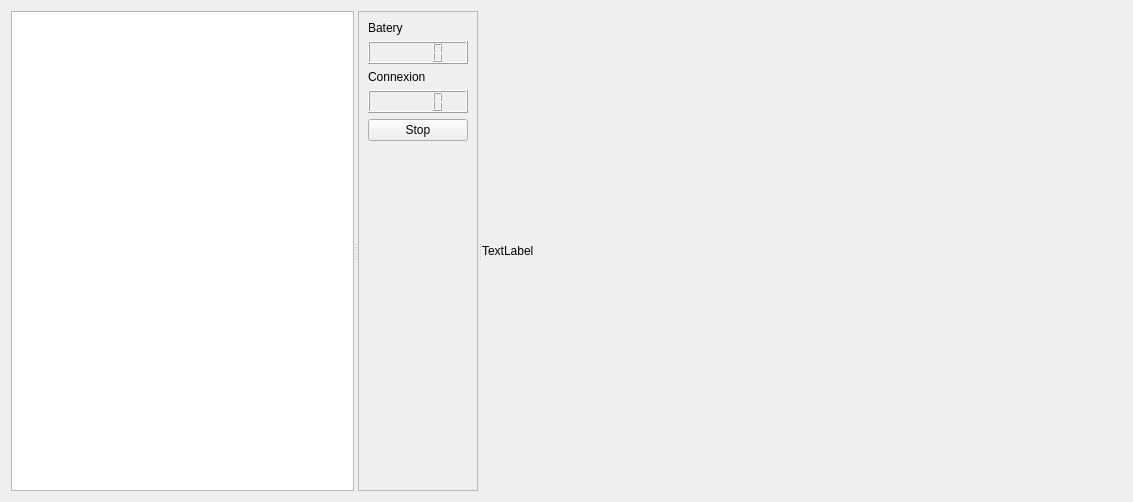
Old version of the form pioneer/pioneer_controller/src/mainUI.ui in the repository jperezkz/Robotica-avanzada.
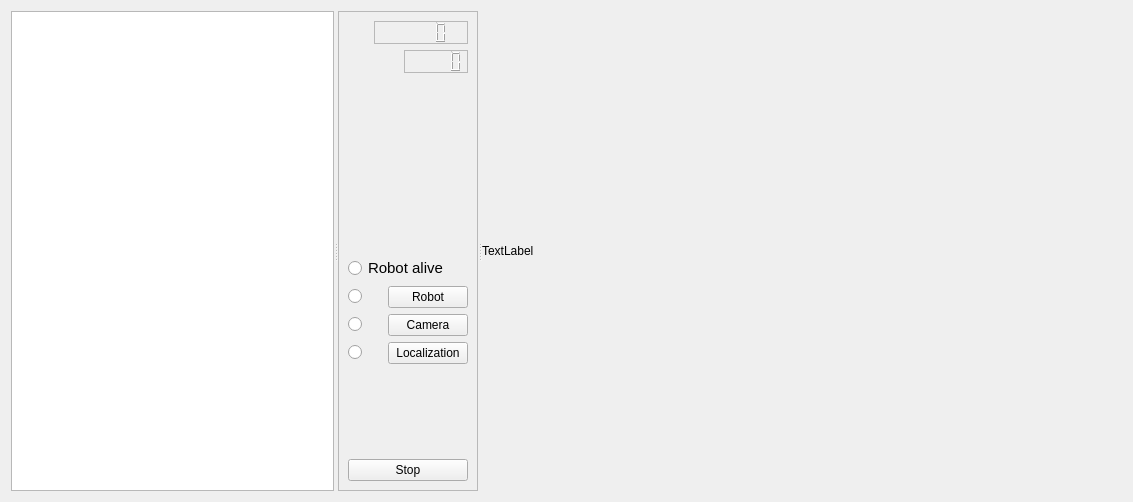
New version of the form. Icons and pictures are not drawn.

The edit to the form file:
```diff
--- a/pioneer/pioneer_controller/src/mainUI.ui
+++ b/pioneer/pioneer_controller/src/mainUI.ui
@@ -23,7 +23,7 @@
      <widget class="QFrame" name="frame_2">
       <property name="maximumSize">
        <size>
-        <width>120</width>
+        <width>140</width>
         <height>16777215</height>
        </size>
       </property>
@@ -33,69 +33,206 @@
       <property name="frameShadow">
        <enum>QFrame::Raised</enum>
       </property>
-      <layout class="QVBoxLayout" name="verticalLayout_2">
+      <layout class="QVBoxLayout" name="verticalLayout">
        <item>
-        <widget class="QLabel" name="label">
-         <property name="text">
-          <string>Batery</string>
+        <layout class="QHBoxLayout" name="horizontalLayout_5">
+         <property name="sizeConstraint">
+          <enum>QLayout::SetMinimumSize</enum>
          </property>
-        </widget>
+         <item>
+          <widget class="QLabel" name="label">
+           <property name="sizePolicy">
+            <sizepolicy hsizetype="Minimum" vsizetype="Preferred">
+             <horstretch>0</horstretch>
+             <verstretch>0</verstretch>
+            </sizepolicy>
+           </property>
+           <property name="maximumSize">
+            <size>
+             <width>20</width>
+             <height>16777215</height>
+            </size>
+           </property>
+           <property name="text">
+            <string/>
+           </property>
+           <property name="pixmap">
+            <pixmap resource="../../../etc/resources/resources.qrc">:/icons/battery.png</pixmap>
+           </property>
+           <property name="scaledContents">
+            <bool>true</bool>
+           </property>
+          </widget>
+         </item>
+         <item>
+          <widget class="QLCDNumber" name="bat_lcdnumber">
+           <property name="font">
+            <font>
+             <pointsize>14</pointsize>
+             <strikeout>false</strikeout>
+            </font>
+           </property>
+           <property name="frameShape">
+            <enum>QFrame::StyledPanel</enum>
+           </property>
+           <property name="frameShadow">
+            <enum>QFrame::Sunken</enum>
+           </property>
+          </widget>
+         </item>
+        </layout>
        </item>
        <item>
-        <layout class="QVBoxLayout" name="verticalLayout">
+        <layout class="QHBoxLayout" name="horizontalLayout_6">
+         <property name="sizeConstraint">
+          <enum>QLayout::SetMinimumSize</enum>
+         </property>
          <item>
-          <layout class="QHBoxLayout" name="horizontalLayout">
-           <item>
-            <widget class="QLCDNumber" name="lcdNumber_bat">
-             <property name="font">
-              <font>
-               <pointsize>12</pointsize>
-               <strikeout>true</strikeout>
-              </font>
-             </property>
-            </widget>
-           </item>
-          </layout>
+          <widget class="QLabel" name="label_2">
+           <property name="text">
+            <string/>
+           </property>
+           <property name="pixmap">
+            <pixmap resource="../../../etc/resources/resources.qrc">:/icons/wifi.jpeg</pixmap>
+           </property>
+           <property name="scaledContents">
+            <bool>true</bool>
+           </property>
+          </widget>
          </item>
+         <item>
+          <widget class="QLCDNumber" name="rssi_lcdnumber">
+           <property name="font">
+            <font>
+             <pointsize>14</pointsize>
+             <strikeout>false</strikeout>
+            </font>
+           </property>
+           <property name="frameShape">
+            <enum>QFrame::StyledPanel</enum>
+           </property>
+           <property name="frameShadow">
+            <enum>QFrame::Sunken</enum>
+           </property>
+          </widget>
+         </item>
         </layout>
        </item>
        <item>
-        <widget class="QLabel" name="label_2">
-         <property name="text">
-          <string>Connexion</string>
+        <spacer name="verticalSpacer_3">
+         <property name="orientation">
+          <enum>Qt::Vertical</enum>
          </property>
-        </widget>
+         <property name="sizeHint" stdset="0">
+          <size>
+           <width>20</width>
+           <height>40</height>
+          </size>
+         </property>
+        </spacer>
        </item>
        <item>
-        <widget class="QLCDNumber" name="con">
+        <spacer name="verticalSpacer_2">
+         <property name="orientation">
+          <enum>Qt::Vertical</enum>
+         </property>
+         <property name="sizeHint" stdset="0">
+          <size>
+           <width>20</width>
+           <height>40</height>
+          </size>
+         </property>
+        </spacer>
+       </item>
+       <item>
+        <widget class="QRadioButton" name="radioButton_alive">
          <property name="font">
           <font>
-           <pointsize>12</pointsize>
-           <strikeout>true</strikeout>
+           <pointsize>11</pointsize>
           </font>
          </property>
+         <property name="text">
+          <string>Robot alive</string>
+         </property>
         </widget>
        </item>
+       <item>
+        <layout class="QHBoxLayout" name="horizontalLayout_2">
+         <item>
+          <widget class="QRadioButton" name="radioButton_start_robot">
+           <property name="text">
+            <string/>
+           </property>
+          </widget>
+         </item>
+         <item>
+          <widget class="QPushButton" name="pushButton_start_robot">
+           <property name="text">
+            <string>Robot</string>
+           </property>
+          </widget>
+         </item>
+        </layout>
+       </item>
+       <item>
+        <layout class="QHBoxLayout" name="horizontalLayout_3">
+         <item>
+          <widget class="QRadioButton" name="radioButton_start_camera">
+           <property name="text">
+            <string/>
+           </property>
+          </widget>
+         </item>
+         <item>
+          <widget class="QPushButton" name="pushButton_start_camera">
+           <property name="text">
+            <string>Camera</string>
+           </property>
+          </widget>
+         </item>
+        </layout>
+       </item>
+       <item>
+        <layout class="QHBoxLayout" name="horizontalLayout_4">
+         <item>
+          <widget class="QRadioButton" name="radioButton_start_localization">
+           <property name="text">
+            <string/>
+           </property>
+          </widget>
+         </item>
+         <item>
+          <widget class="QPushButton" name="pushButton_start_localization">
+           <property name="text">
+            <string>Localization</string>
+           </property>
+          </widget>
+         </item>
+        </layout>
+       </item>
+       <item>
+        <spacer name="verticalSpacer">
+         <property name="orientation">
+          <enum>Qt::Vertical</enum>
+         </property>
+         <property name="sizeHint" stdset="0">
+          <size>
+           <width>20</width>
+           <height>40</height>
+          </size>
+         </property>
+        </spacer>
+       </item>
        <item>
         <widget class="QPushButton" name="pushButton_stop">
+         <property name="autoFillBackground">
+          <bool>false</bool>
+         </property>
          <property name="text">
           <string>Stop</string>
          </property>
         </widget>
        </item>
-       <item>
-        <spacer name="verticalSpacer">
-         <property name="orientation">
-          <enum>Qt::Vertical</enum>
-         </property>
-         <property name="sizeHint" stdset="0">
-          <size>
-           <width>20</width>
-           <height>40</height>
-          </size>
-         </property>
-        </spacer>
-       </item>
       </layout>
      </widget>
      <widget class="QLabel" name="label_rgb">
```
Left out of the diff: 18 changed lines with no effect on the pictures.
